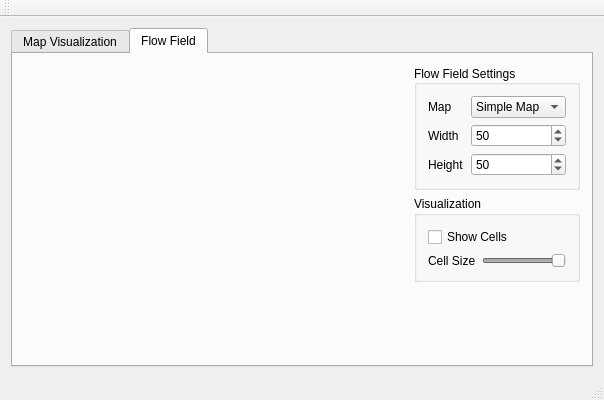
Old version of the form src/mainwindow.ui in the repository chFleschutz/simulation-and-data-visualization.
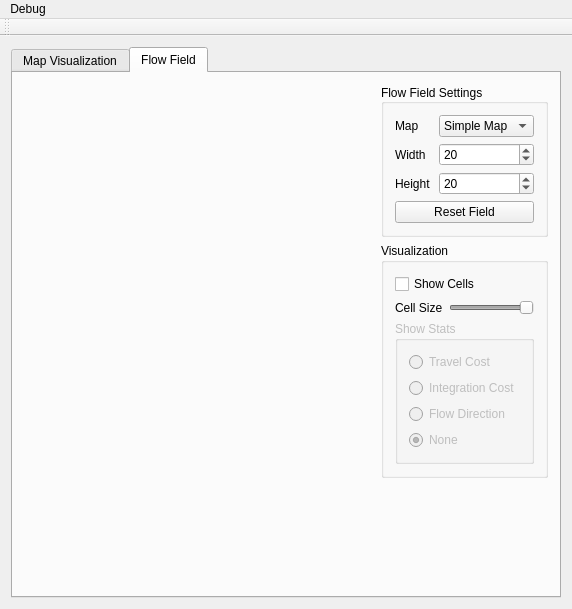
New version of the form. The open tabs and pages were chosen to show the change. Icons and pictures are not drawn. Custom widgets are drawn as their Qt base class.

The edit to the form file:
```diff
--- a/src/mainwindow.ui
+++ b/src/mainwindow.ui
@@ -6,8 +6,8 @@
    <rect>
     <x>0</x>
     <y>0</y>
-    <width>604</width>
-    <height>400</height>
+    <width>572</width>
+    <height>609</height>
    </rect>
   </property>
   <property name="windowTitle">
@@ -90,19 +90,17 @@
              <layout class="QVBoxLayout" name="verticalLayout_2">
               <item>
                <layout class="QGridLayout" name="gridLayout">
-                <item row="2" column="1">
-                 <widget class="QSpinBox" name="spinBox_2">
-                  <property name="minimum">
-                   <number>10</number>
+                <item row="0" column="0">
+                 <widget class="QLabel" name="label_map">
+                  <property name="text">
+                   <string>Map</string>
                   </property>
-                  <property name="maximum">
-                   <number>150</number>
-                  </property>
-                  <property name="singleStep">
-                   <number>10</number>
-                  </property>
-                  <property name="value">
-                   <number>50</number>
+                 </widget>
+                </item>
+                <item row="1" column="0">
+                 <widget class="QLabel" name="label_width">
+                  <property name="text">
+                   <string>Width</string>
                   </property>
                  </widget>
                 </item>
@@ -113,15 +111,8 @@
                   </property>
                  </widget>
                 </item>
-                <item row="1" column="0">
-                 <widget class="QLabel" name="label">
-                  <property name="text">
-                   <string>Width</string>
-                  </property>
-                 </widget>
-                </item>
-                <item row="1" column="1">
-                 <widget class="QSpinBox" name="spinBox">
+                <item row="2" column="1">
+                 <widget class="QSpinBox" name="fieldHeight">
                   <property name="minimum">
                    <number>10</number>
                   </property>
@@ -132,7 +123,7 @@
                    <number>10</number>
                   </property>
                   <property name="value">
-                   <number>50</number>
+                   <number>20</number>
                   </property>
                  </widget>
                 </item>
@@ -145,15 +136,31 @@
                   </item>
                  </widget>
                 </item>
-                <item row="0" column="0">
-                 <widget class="QLabel" name="label_4">
-                  <property name="text">
-                   <string>Map</string>
+                <item row="1" column="1">
+                 <widget class="QSpinBox" name="fieldWidth">
+                  <property name="minimum">
+                   <number>10</number>
+                  </property>
+                  <property name="maximum">
+                   <number>150</number>
+                  </property>
+                  <property name="singleStep">
+                   <number>10</number>
+                  </property>
+                  <property name="value">
+                   <number>20</number>
                   </property>
                  </widget>
                 </item>
                </layout>
               </item>
+              <item>
+               <widget class="QPushButton" name="resetField">
+                <property name="text">
+                 <string>Reset Field</string>
+                </property>
+               </widget>
+              </item>
              </layout>
             </widget>
            </item>
@@ -197,6 +204,49 @@
                 </item>
                </layout>
               </item>
+              <item>
+               <widget class="QGroupBox" name="statsGroup">
+                <property name="enabled">
+                 <bool>false</bool>
+                </property>
+                <property name="title">
+                 <string>Show Stats</string>
+                </property>
+                <layout class="QVBoxLayout" name="verticalLayout_5">
+                 <item>
+                  <widget class="QRadioButton" name="showTravelCost">
+                   <property name="text">
+                    <string>Travel Cost</string>
+                   </property>
+                  </widget>
+                 </item>
+                 <item>
+                  <widget class="QRadioButton" name="showIntegrationCost">
+                   <property name="text">
+                    <string>Integration Cost</string>
+                   </property>
+                  </widget>
+                 </item>
+                 <item>
+                  <widget class="QRadioButton" name="showFlowDirection">
+                   <property name="text">
+                    <string>Flow Direction</string>
+                   </property>
+                  </widget>
+                 </item>
+                 <item>
+                  <widget class="QRadioButton" name="showNone">
+                   <property name="text">
+                    <string>None</string>
+                   </property>
+                   <property name="checked">
+                    <bool>true</bool>
+                   </property>
+                  </widget>
+                 </item>
+                </layout>
+               </widget>
+              </item>
              </layout>
             </widget>
            </item>
@@ -227,10 +277,17 @@
     <rect>
      <x>0</x>
      <y>0</y>
-     <width>604</width>
+     <width>572</width>
      <height>22</height>
     </rect>
    </property>
+   <widget class="QMenu" name="menuDebug">
+    <property name="title">
+     <string>Debug</string>
+    </property>
+    <addaction name="actionShowDebugOutput"/>
+   </widget>
+   <addaction name="menuDebug"/>
   </widget>
   <widget class="QToolBar" name="mainToolBar">
    <attribute name="toolBarArea">
@@ -240,7 +297,16 @@
     <bool>false</bool>
    </attribute>
   </widget>
-  <widget class="QStatusBar" name="statusBar"/>
+  <action name="actionShow_Output">
+   <property name="text">
+    <string>Show Output</string>
+   </property>
+  </action>
+  <action name="actionShowDebugOutput">
+   <property name="text">
+    <string>Show Output</string>
+   </property>
+  </action>
  </widget>
  <layoutdefault spacing="6" margin="11"/>
  <customwidgets>
```
Left out of the diff: 280 changed lines with no effect on the pictures.
